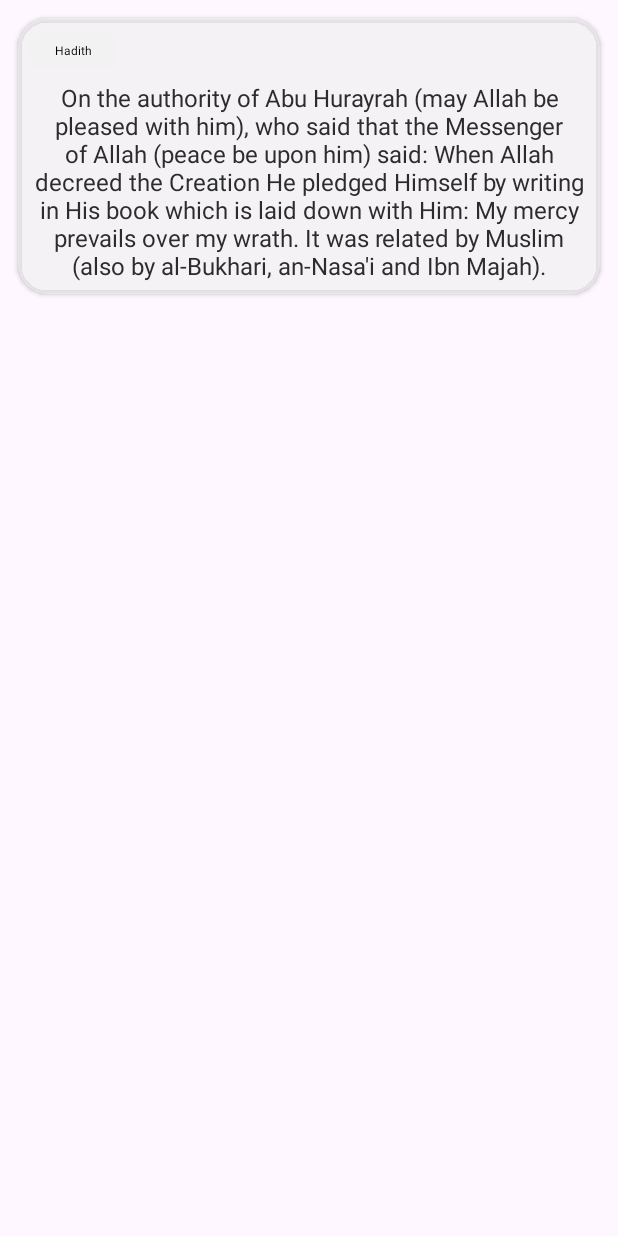
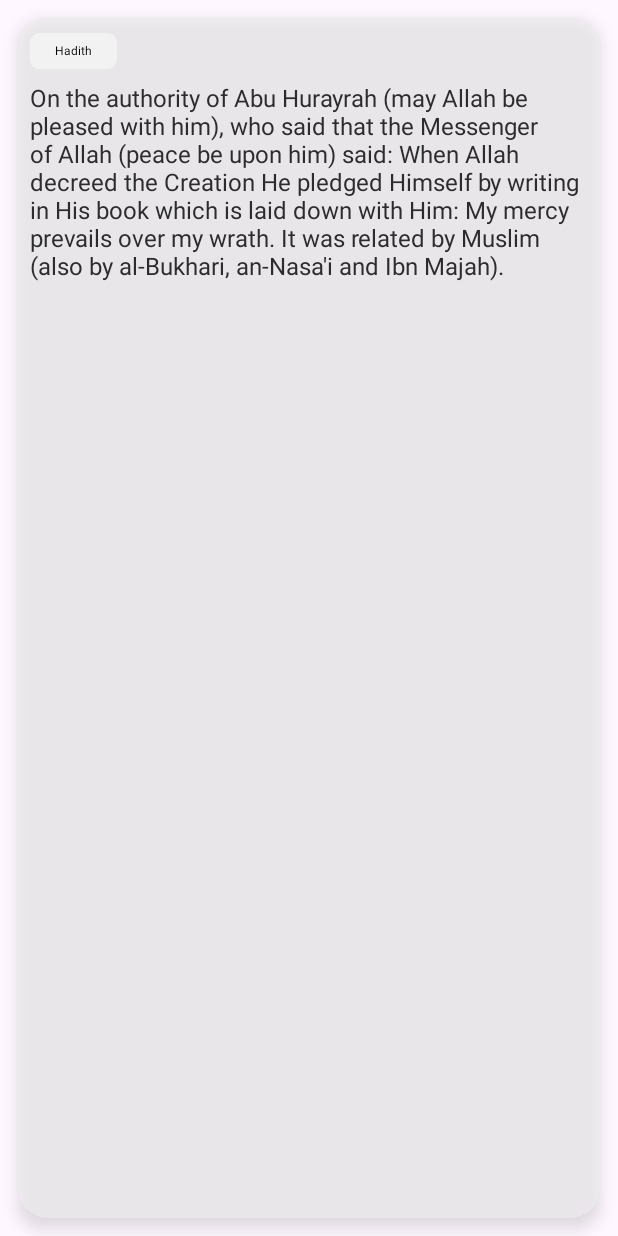
Before and after one commit to abdul02123/PrayerAppRoman, an Android app: the layout item_akhtar.xml on its own in the app's theme, with its tools: preview values and no code run, on a phone screen of 412 x 824 dp. Run offline under Robolectric (Android 15) with nearby library versions, the phone set to English and light mode, and no system bars; network calls fail.

Commit message:
view pager 2 with indicator

```diff
--- a/app/build.gradle.kts
+++ b/app/build.gradle.kts
@@ -73,7 +73,7 @@ dependencies {
     implementation("com.google.dagger:hilt-android:2.49")
     kapt("com.google.dagger:hilt-android-compiler:2.49")
 
-    implementation ("org.bouncycastle:bcprov-jdk15on:1.68")
+    implementation ("com.github.zhpanvip:viewpagerindicator:1.2.3")
 
 
 }
--- a/app/src/main/java/com/roman/application/athkar/presentation/AkhtarViewModel.kt
+++ b/app/src/main/java/com/roman/application/athkar/presentation/AkhtarViewModel.kt
@@ -34,7 +34,7 @@ class AkhtarViewModel @Inject constructor(
 
             viewModelScope.launchApi(exceptionHandler) {
                 val response = akhtarUseCase.runAkhtarList()
-//                result.value = NetworkResult.Success(result = response)
+                result.value = NetworkResult.Success(result = response)
             }
         } else {
             noInternetConnection.value = true
--- a/app/src/main/java/com/roman/application/athkar/presentation/AthkarActivity.kt
+++ b/app/src/main/java/com/roman/application/athkar/presentation/AthkarActivity.kt
@@ -36,6 +36,7 @@ class AthkarActivity : BaseCompatVBActivity<ActivityAthkarBinding>() {
     private fun setAdapter(list: ArrayList<Athkar?>?){
         val adapter = AkhtarAdapter(list)
         mBinding?.recyclerView?.adapter = adapter
+        mBinding?.recyclerView?.let { mBinding?.indicatorView?.setupWithViewPager(it) }
     }
 
 
@@ -44,7 +45,7 @@ class AthkarActivity : BaseCompatVBActivity<ActivityAthkarBinding>() {
 //            mBinding?.progressBar?.makeGone()
             when (it) {
                 is NetworkResult.Success -> {
-                    val data = it as AkhtarResponse
+                    val data = it.result as AkhtarResponse
                     setAdapter(data.athkars)
                 }
 
--- /dev/null
+++ b/app/src/main/res/drawable/bg_round_99f0f0f0.xml
@@ -0,0 +1,7 @@
+<?xml version="1.0" encoding="utf-8"?>
+<shape xmlns:android="http://schemas.android.com/apk/res/android">
+
+    <solid android:color="#99F0F0F0"/>
+    <corners android:radius="20dp"/>
+
+</shape>
--- a/app/src/main/res/layout/item_akhtar.xml
+++ b/app/src/main/res/layout/item_akhtar.xml
@@ -1,37 +1,32 @@
 <?xml version="1.0" encoding="utf-8"?>
 <androidx.constraintlayout.widget.ConstraintLayout xmlns:android="http://schemas.android.com/apk/res/android"
+    xmlns:app="http://schemas.android.com/apk/res-auto"
     xmlns:tools="http://schemas.android.com/tools"
     android:layout_width="match_parent"
-    android:layout_height="wrap_content"
-    xmlns:app="http://schemas.android.com/apk/res-auto">
+    android:layout_height="match_parent">
 
 
-    <androidx.cardview.widget.CardView
+    <androidx.constraintlayout.widget.ConstraintLayout
         android:layout_width="match_parent"
-        android:layout_height="wrap_content"
-        app:cardBackgroundColor="#99F0F0F0"
-        app:cardCornerRadius="20dp"
+        android:layout_height="match_parent"
+        android:elevation="6dp"
         android:layout_marginStart="12dp"
+        android:layout_marginTop="12dp"
         android:layout_marginEnd="12dp"
         android:layout_marginBottom="12dp"
-        android:layout_marginTop="12dp"
+        android:background="@drawable/bg_round_99f0f0f0"
         app:layout_constraintBottom_toBottomOf="parent"
         app:layout_constraintEnd_toEndOf="parent"
         app:layout_constraintStart_toStartOf="parent"
         app:layout_constraintTop_toTopOf="parent">
 
 
-        <androidx.constraintlayout.widget.ConstraintLayout
-            android:layout_width="match_parent"
-            android:layout_height="match_parent"
-            android:layout_marginHorizontal="8dp"
-            android:layout_marginTop="10dp">
-
-
         <TextView
             android:id="@+id/tvTitle"
             android:layout_width="58dp"
             android:layout_height="24dp"
+            android:layout_marginStart="8dp"
+            android:layout_marginTop="10dp"
             android:background="@drawable/round_bg_6"
             android:gravity="center"
             android:text="Hadith"
@@ -43,24 +38,24 @@
 
         <TextView
             android:id="@+id/tvDescription"
-                android:layout_width="wrap_content"
-                android:layout_height="wrap_content"
+            android:layout_width="0dp"
+            android:layout_height="0dp"
+            android:layout_marginStart="8dp"
             android:layout_marginTop="8dp"
+            android:layout_marginEnd="8dp"
             android:layout_marginBottom="8dp"
-                android:gravity="center"
-                tools:text="On the authority of Abu Hurayrah (may Allah be pleased with him), who said that the Messenger of Allah (peace be upon him) said:
-When Allah decreed the Creation He pledged Himself by writing in His book which is laid down with Him: My mercy prevails over my wrath.
-It was related by Muslim (also by al-Bukhari, an-Nasa'i and Ibn Majah)."
             android:textColor="#2C2C2C"
             android:textSize="16sp"
             app:layout_constraintBottom_toBottomOf="parent"
+            app:layout_constraintEnd_toEndOf="parent"
             app:layout_constraintStart_toStartOf="parent"
-                app:layout_constraintTop_toBottomOf="@+id/tvTitle" />
+            app:layout_constraintTop_toBottomOf="@+id/tvTitle"
+            tools:text="On the authority of Abu Hurayrah (may Allah be pleased with him), who said that the Messenger of Allah (peace be upon him) said:
+When Allah decreed the Creation He pledged Himself by writing in His book which is laid down with Him: My mercy prevails over my wrath.
+It was related by Muslim (also by al-Bukhari, an-Nasa'i and Ibn Majah)." />
 
 
     </androidx.constraintlayout.widget.ConstraintLayout>
 
 
-    </androidx.cardview.widget.CardView>
-
 </androidx.constraintlayout.widget.ConstraintLayout>
--- a/settings.gradle.kts
+++ b/settings.gradle.kts
@@ -16,6 +16,7 @@ dependencyResolutionManagement {
     repositories {
         google()
         mavenCentral()
+        maven { url = uri("https://jitpack.io") }
     }
 }
 
```
Also changed, not shown: app/src/main/res/layout/activity_athkar.xml (+25 -17 lines). Lines whose indentation alone changed are shown as unchanged.
